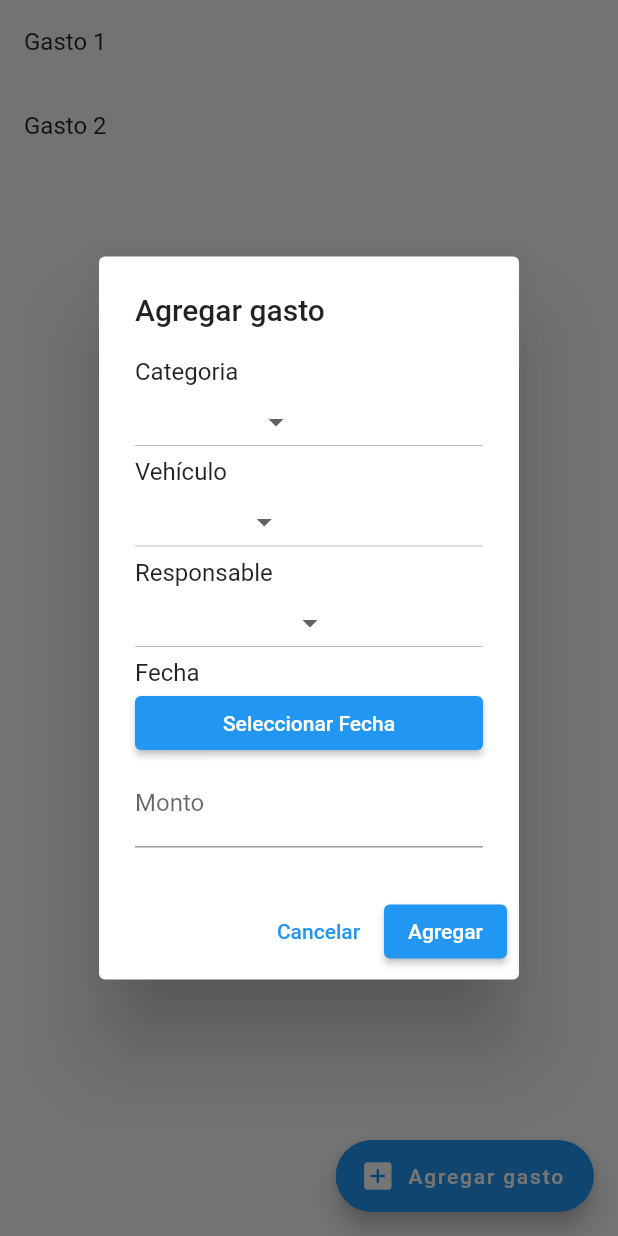
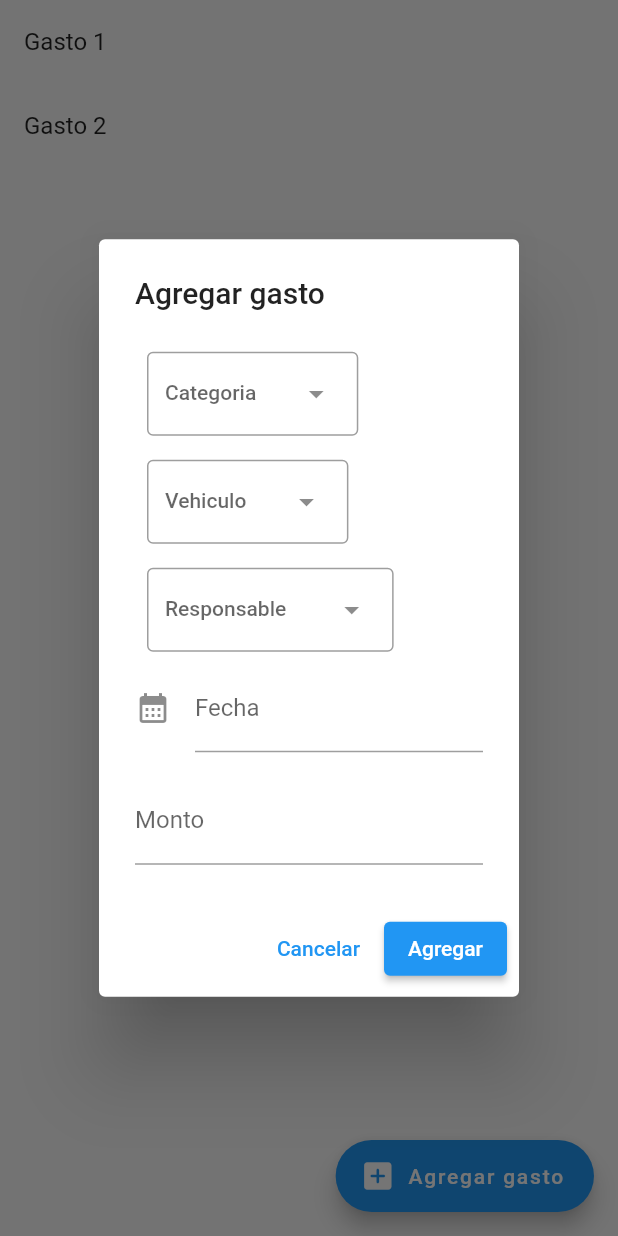
Before and after one commit to cballesteros10/proyecto_vehiculo, a Flutter app: the ListaGastos screen opened directly, after a tap on "Agregar gasto", on a phone screen of 412 x 824 dp. Run offline on Flutter 3.47's test engine with Material 2 defaults, Android fonts, the light colour scheme and no system bars; drawn by our look-alikes of datetime_picker_formfield; our stand-ins replace bloc, equatable, flutter_bloc, sqflite, sqflite_common_ffi; accounts and stored records are empty.

Commit message:
agrega y muestra categorías

```diff
--- a/lib/base.dart
+++ b/lib/base.dart
@@ -128,6 +128,12 @@ class BaseDatos {
     await _basedatos.delete(tablaGastos, where: 'vehiculo_id = ?', whereArgs: [vehiculoID]);
   }
 
+  Future<void> eliminarCategotia(int categoriaID) async {
+    //await _initDatabase();
+    await _basedatos.delete(tablaCategorias, where: 'id = ?', whereArgs: [categoriaID]);
+    await _basedatos.delete(tablaGastos, where: 'gasto_id = ?', whereArgs: [categoriaID]);
+  }
+
   Future<void> agregarGasto(int vehiculoID, Gastos gastos) async {
     // await _initDatabase();
     gastos.vehiculoID = vehiculoID;
--- a/lib/blocs/gastosbloc.dart
+++ b/lib/blocs/gastosbloc.dart
@@ -114,6 +114,8 @@ class CategoriaBloc extends Bloc<EventoCategoria, EstadoCategoria> {
   late BaseDatos _base;
 
   CategoriaBloc() : super(const Cargando([])) {
+    _base = BaseDatos();
+
   on<EventoAgregarCategoria>((event, emit) async {
     try {
       await _base.agregarCategoria2(Categorias(nombre: event.nombre));
@@ -122,6 +124,11 @@ class CategoriaBloc extends Bloc<EventoCategoria, EstadoCategoria> {
       print('Error al agregar categoría: $error');
     }
   });
+
+  on<EventoEliminarCategoria>((event, emit) async {
+      await _base.eliminarCategotia(event.categoriaID);
+      await _cargarCategorias(emit);
+    });
 }
 
 
--- a/lib/main.dart
+++ b/lib/main.dart
@@ -3,11 +3,26 @@ import 'package:proyecto_vehiculos/blocs/gastosbloc.dart';
 // import 'package:proyecto_vehiculos/base.dart';
 import 'package:proyecto_vehiculos/blocs/vehiculobloc.dart';
 import 'package:flutter_bloc/flutter_bloc.dart';
+import 'package:proyecto_vehiculos/modelos/plantilla.dart';
+import 'package:intl/intl.dart';
+import 'package:datetime_picker_formfield/datetime_picker_formfield.dart';
 
 void main() {
   WidgetsFlutterBinding.ensureInitialized();
   runApp(const AplicacionInyectada());
 }
+
+List<Categorias> categorias = [];
+
+List<Vehiculo> vehiculos = [];
+
+List<Responsables> responsablessss = [
+  Responsables(
+      gastoID: 1,
+      nombre: 'Jan Ravnik',
+      direccion: 'Su casa',
+      telefono: '66521458')
+];
 
 class AplicacionInyectada extends StatelessWidget {
   const AplicacionInyectada({super.key});
@@ -70,7 +85,8 @@ class Detalles extends StatelessWidget {
       onSelected: (value) {
         // Manejar la opción seleccionada
         if (value == 'Categorías') {
-          mostrarDialogoCategorias(context);
+          Navigator.push(context,
+          MaterialPageRoute(builder: (context) => ListaCategorias()));
         } else if (value == 'Responsables') {
           mostrarDialogoResponsables(context);
         }
@@ -96,14 +112,19 @@ void mostrarDialogoCategorias(BuildContext context) {
   showDialog(
     context: context,
     builder: (BuildContext context) {
-      return AlertDialog(
+      return Center(
+        child: SingleChildScrollView(
+          child: AlertDialog(
             title: const Text('Categorias'),
             content: BlocBuilder<CategoriaBloc, EstadoCategoria>(
               builder: (context, state) {
                 if (state is EstadoCargarCategorias) {
-              final categorias = state.categorias;
+                  categorias = state.categorias;
+                  print('$categorias');
 
-              return ListView.builder(
+                  return Container(
+                    width: double.maxFinite,
+                    child: ListView.builder(
                       itemCount: categorias.length,
                       itemBuilder: (context, index) {
                         final categoria = categorias[index];
@@ -121,6 +142,7 @@ void mostrarDialogoCategorias(BuildContext context) {
                           ),
                         );
                       },
+                    ),
                   );
                 }
                 return const Center(child: Text('No hay categorias registradas :('));
@@ -146,6 +168,8 @@ void mostrarDialogoCategorias(BuildContext context) {
                 child: const Text('Cerrar'),
               ),
             ],
+          ),
+        ),
       );
     },
   );
@@ -417,6 +441,53 @@ void mostrarDialogoCategorias(BuildContext context) {
           ),
         );
       },
+    );
+  }
+}
+
+class ListaCategorias extends StatefulWidget {
+  const ListaCategorias({super.key});
+
+  @override
+  State<ListaCategorias> createState() => _ListaCategoriasState();
+}
+
+class _ListaCategoriasState extends State<ListaCategorias> {
+  var categoria;
+  @override
+  Widget build(BuildContext context) {
+    return Scaffold(
+      body: BlocBuilder<CategoriaBloc, EstadoCategoria>(
+        builder: (context, state) {
+          if (state is EstadoCargarCategorias) {
+            categorias = state.categorias;
+
+            return ListView.builder(
+              itemCount: categorias.length,
+              itemBuilder: (context, index) {
+                final categoria1 = categorias[index];
+                return ListTile(
+                  title: Text(categoria1.nombre),
+                  trailing: IconButton(
+                    icon: const Icon(Icons.delete),
+                    onPressed: () {
+
+                    },
+                  ),
+                );
+              },
+            );
+          }
+          return const Center(child: Text('No hay categorias registrados :('));
+        },
+      ),
+      floatingActionButton: FloatingActionButton.extended(
+        label: const Text('Agregar categoria'),
+        icon: const Icon(Icons.add_box_rounded),
+        onPressed: () {
+          mostrarAgregarCategoria(context);
+        },
+      ),
     );
   }
 }
@@ -773,7 +844,7 @@ class _ListaVehiculosState extends State<ListaVehiculos> {
       body: BlocBuilder<BlocVehiculo, EstadoVehiculo>(
         builder: (context, state) {
           if (state is EstadoCargarVehiculos) {
-            final vehiculos = state.vehiculos;
+            vehiculos = state.vehiculos;
 
             return ListView.builder(
               itemCount: vehiculos.length,
@@ -916,82 +987,104 @@ class _ListaGastosState extends State<ListaGastos> {
 }
 
 void ventanaFlotante2(BuildContext context) {
+  Categorias? categoriaSeleccionada;
+  final TextEditingController categoriaController = TextEditingController();
+  final TextEditingController vehiculoController = TextEditingController();
+  final TextEditingController responsableController = TextEditingController();
+  Vehiculo? vehiculoSeleccionado;
+  Responsables? responsableSeleccionado;
+
   showDialog(
       context: context,
       builder: (BuildContext context) {
+        return StatefulBuilder(
+          builder: (context, setState) {
           return AlertDialog(
             title: const Text('Agregar gasto'),
             content: SingleChildScrollView(
               child: Column(
                 crossAxisAlignment: CrossAxisAlignment.stretch,
                 children: [
-                const Text('Categoria'),
-                DropdownButton<String>(
-                  value: null,
-                  onChanged: (String? newValue) {
+                    Padding(
+                      padding: const EdgeInsets.all(8.0),
+                      child: DropdownMenu<Categorias>(
+                        label: const Text('Categoria'),
+                        controller: categoriaController,
+                        onSelected: (Categorias? newValue) {
+                          setState(() {
+                            categoriaSeleccionada = newValue;
+                          });
                         },
-                  items: const <String>[
-                    'Categoría 1',
-                    'Categoría 2',
-                  ].map<DropdownMenuItem<String>>((String value) {
-                    return DropdownMenuItem<String>(
+                        dropdownMenuEntries: categorias
+                            .map<DropdownMenuEntry<Categorias>>(
+                                (Categorias value) {
+                          return DropdownMenuEntry<Categorias>(
                             value: value,
-                      child: Text(value),
+                            label: value.nombre,
                           );
                         }).toList(),
                       ),
-                const Text('Vehículo'),
-                DropdownButton<String>(
-                  value: null,
-                  onChanged: (String? newValue) {
+                    ),
+                    Padding(
+                      padding: const EdgeInsets.all(8.0),
+                      child: DropdownMenu<Vehiculo>(
+                        enableFilter: true,
+                        label: const Text('Vehiculo'),
+                        controller: vehiculoController,
+                        onSelected: (Vehiculo? newValue) {
+                          setState(() {
+                            vehiculoSeleccionado = newValue;
+                          });
                         },
-                  items: const <String>[
-                    'Vehículo 1',
-                    'Vehículo 2',
-                  ].map<DropdownMenuItem<String>>((String value) {
-                    return DropdownMenuItem<String>(
+                        dropdownMenuEntries: vehiculos
+                            .map<DropdownMenuEntry<Vehiculo>>((Vehiculo value) {
+                          return DropdownMenuEntry<Vehiculo>(
                             value: value,
-                      child: Text(value),
+                            label: value.placa,
                           );
                         }).toList(),
                       ),
-                const Text('Responsable'),
-                DropdownButton<String>(
-                  value: null,
-                  onChanged: (String? newValue) {
+                    ),
+                    Padding(
+                      padding: const EdgeInsets.all(8.0),
+                      child: DropdownMenu<Responsables>(
+                        label: const Text('Responsable'),
+                        controller: responsableController,
+                        onSelected: (Responsables? newValue) {
+                          setState(() {
+                            responsableSeleccionado = newValue;
+                          });
                         },
-                  items: const <String>[
-                    'Responsable 1',
-                    'Responsable 2',
-                  ].map<DropdownMenuItem<String>>((String value) {
-                    return DropdownMenuItem<String>(
+                        dropdownMenuEntries: responsablessss
+                            .map<DropdownMenuEntry<Responsables>>(
+                                (Responsables value) {
+                          return DropdownMenuEntry<Responsables>(
                             value: value,
-                      child: Text(value),
+                            label: value.nombre,
                           );
                         }).toList(),
                       ),
-                const Text('Fecha'),
-                ElevatedButton(
-                  onPressed: () {
-                    showDatePicker(
+                    ),
+                    DateTimeField(
+                        decoration: const InputDecoration(
+                            labelText: 'Fecha', icon: Icon(Icons.calendar_month)),
+                        format: DateFormat(DateFormat.YEAR_MONTH_DAY),
+                        onShowPicker: (context, currentValue) async {
+                          final fecha = await showDatePicker(
+                              initialDatePickerMode: DatePickerMode.day,
+                              initialDate: DateTime.now(),
                               context: context,
-                      initialDate: DateTime.now(),
-                      firstDate: DateTime.now()
-                          .subtract(const Duration(days: 365 * 50)),
-                      lastDate: DateTime.now(),
-                    ).then((selectedDate) {
-
-                    });
-                  },
-                  child: const Text('Seleccionar Fecha'),
-                ),
+                              firstDate: DateTime(2010),
+                              lastDate: DateTime.now());
+                          return fecha;
+                        }),
+                    const SizedBox(height: 16.0),
                     TextField(
                       keyboardType: TextInputType.number,
                       decoration: const InputDecoration(
                         labelText: 'Monto',
                       ),
-                  onChanged: (value) {
-                  },
+                      onChanged: (value) {},
                     ),
                   ],
               ),
@@ -1010,6 +1103,8 @@ void ventanaFlotante2(BuildContext context) {
                 child: const Text('Agregar'),
               ),
             ],
+          );
+        },
       );
     },
   );
--- a/pubspec.yaml
+++ b/pubspec.yaml
@@ -9,10 +9,12 @@ environment:
 dependencies:
   bloc: ^8.1.2
   bloc_test: ^9.1.5
+  datetime_picker_formfield: ^2.0.1
   equatable: ^2.0.5
   flutter:
     sdk: flutter
   flutter_bloc: ^8.1.3
+  intl: ^0.18.1
   path: ^1.8.3
   sqflite: ^2.3.0
   sqflite_common_ffi: ^2.3.0+3
```
Also changed, not shown: pubspec.lock. Lines whose indentation alone changed are shown as unchanged.
